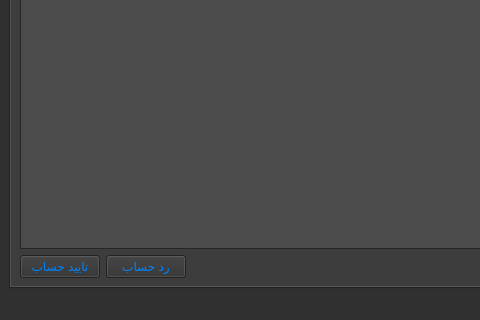
iliya-slpr/ap_project, file adminpanel.ui: the form before one commit; both pictures show x 0 to 480 and y 310 to 630 of the 1010 by 630 pixel window.
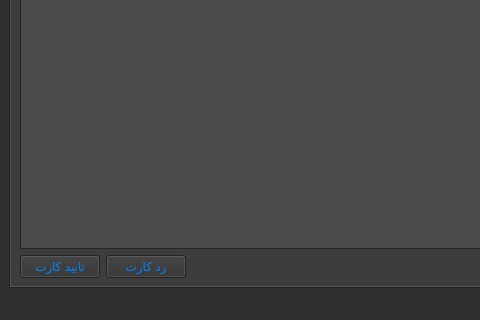
The form after the commit. The open tabs and pages were chosen to show the change.

Diff of the .ui file:
```diff
--- a/adminpanel.ui
+++ b/adminpanel.ui
@@ -805,14 +805,14 @@
           <item>
            <widget class="QPushButton" name="rejeCardBtn">
             <property name="text">
-             <string>رد حساب</string>
+             <string>رد کارت</string>
             </property>
            </widget>
           </item>
           <item>
            <widget class="QPushButton" name="confirmCardBtn">
             <property name="text">
-             <string>تایید حساب</string>
+             <string>تایید کارت</string>
             </property>
            </widget>
           </item>
```
Left out of the diff: 2 changed lines with no effect on the pictures.
